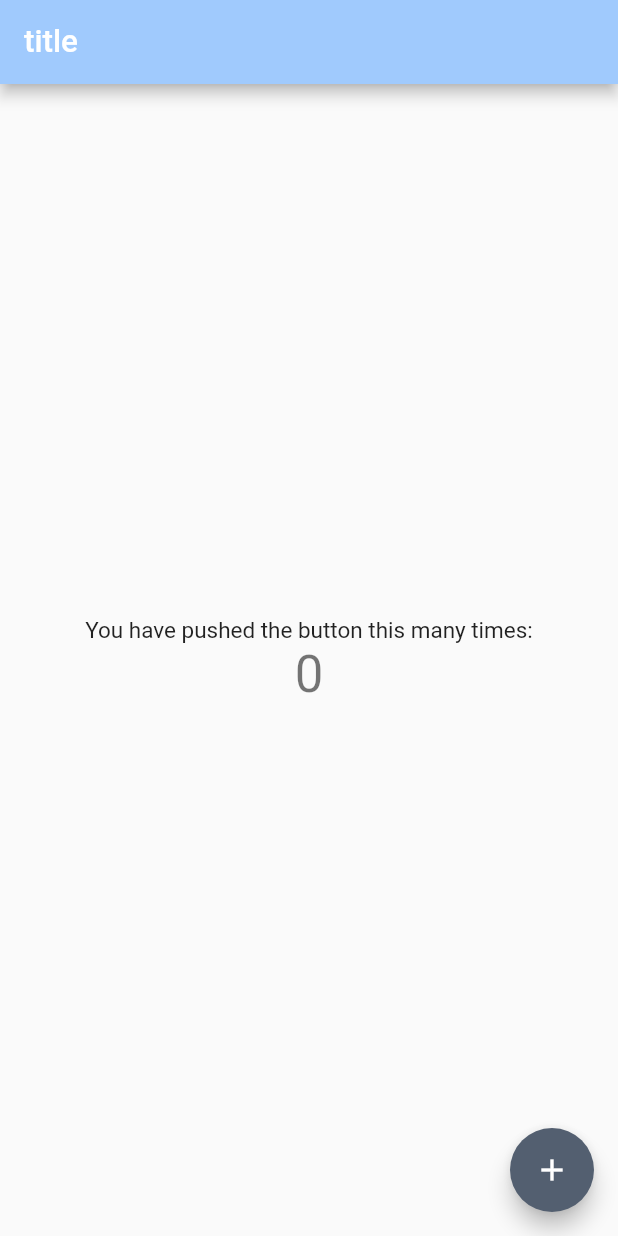
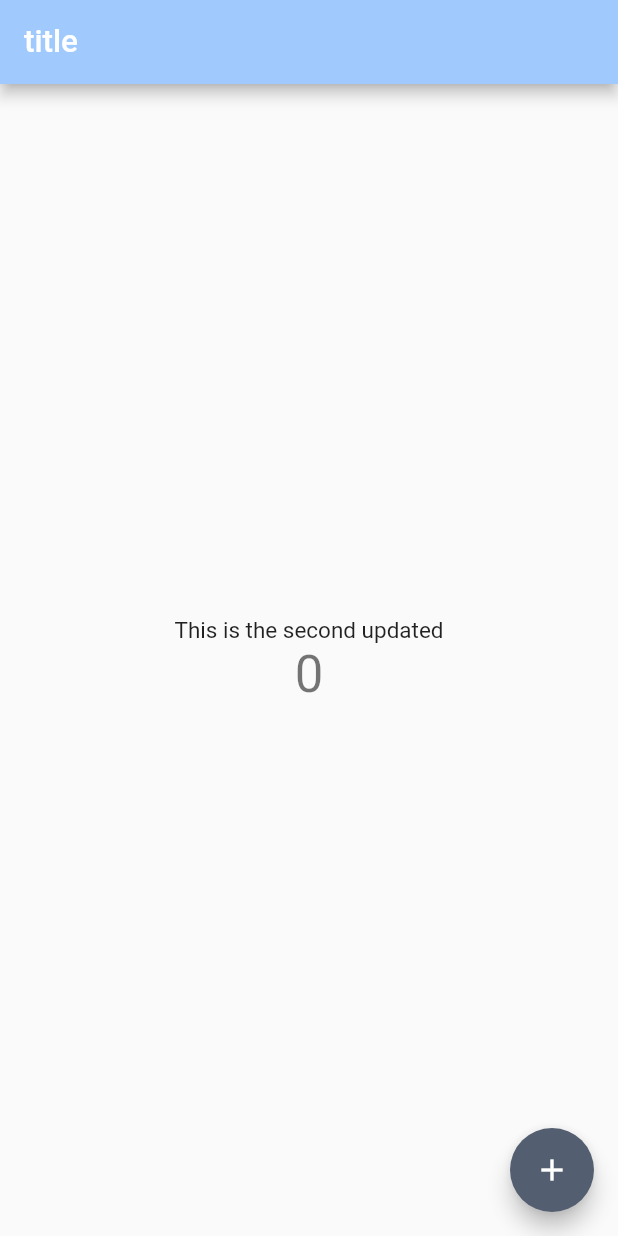
Before and after one commit to halfmoon-mind/flutter_template, a Flutter app: the screen it shows after launch, on a phone screen of 412 x 824 dp. Run offline on Flutter 3.47's test engine with Material 2 defaults, Android fonts, the phone set to English and light mode, and no system bars; our stand-ins replace get; Roboto replaces fonts that are missing (pretendard).

Commit message:
feat: update with next version

```diff
--- a/lib/main.dart
+++ b/lib/main.dart
@@ -68,7 +68,7 @@ class _MyHomePageState extends State<MyHomePage> {
           mainAxisAlignment: MainAxisAlignment.center,
           children: <Widget>[
             const Text(
-              'You have pushed the button this many times:',
+              'This is the second updated',
             ),
             Text(
               '$_counter',
```
